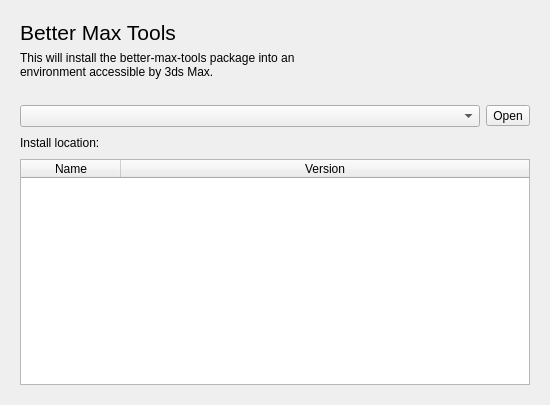
thomascswalker/maxp-installer, file installer.ui: the form before one commit.
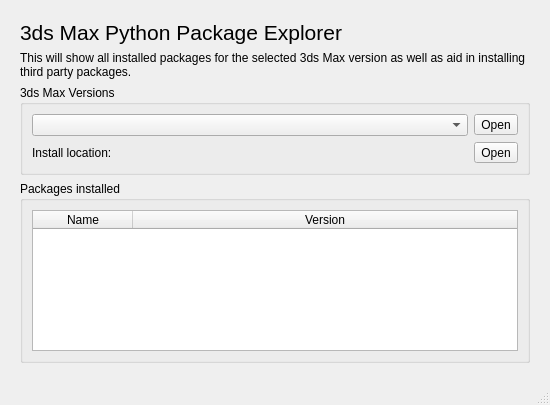
The form after the commit.

```diff
--- a/installer.ui
+++ b/installer.ui
@@ -61,7 +61,7 @@
            </sizepolicy>
           </property>
           <property name="text">
-           <string>&lt;html&gt;&lt;head/&gt;&lt;body&gt;&lt;p&gt;&lt;span style=&quot; font-size:16pt;&quot;&gt;Better Max Tools&lt;/span&gt;&lt;/p&gt;&lt;/body&gt;&lt;/html&gt;</string>
+           <string>&lt;html&gt;&lt;head/&gt;&lt;body&gt;&lt;p&gt;&lt;span style=&quot; font-size:16pt;&quot;&gt;3ds Max Python Package Explorer&lt;/span&gt;&lt;/p&gt;&lt;/body&gt;&lt;/html&gt;</string>
           </property>
           <property name="textFormat">
            <enum>Qt::RichText</enum>
@@ -74,7 +74,7 @@
         <item>
          <widget class="QLabel" name="label_3">
           <property name="text">
-           <string>This will install the better-max-tools package into an environment accessible by 3ds Max.</string>
+           <string>&lt;html&gt;&lt;head/&gt;&lt;body&gt;&lt;p&gt;This will show all installed packages for the selected 3ds Max version as well as aid in installing third party packages.&lt;/p&gt;&lt;/body&gt;&lt;/html&gt;</string>
           </property>
           <property name="wordWrap">
            <bool>true</bool>
@@ -83,57 +83,18 @@
         </item>
        </layout>
       </item>
-      <item>
-       <spacer name="horizontalSpacer_2">
-        <property name="orientation">
-         <enum>Qt::Horizontal</enum>
-        </property>
-        <property name="sizeHint" stdset="0">
-         <size>
-          <width>40</width>
-          <height>20</height>
-         </size>
-        </property>
-       </spacer>
-      </item>
      </layout>
     </item>
-    <item row="3" column="0">
-     <widget class="QTableWidget" name="packages">
-      <property name="columnCount">
-       <number>2</number>
-      </property>
-      <attribute name="horizontalHeaderDefaultSectionSize">
-       <number>100</number>
-      </attribute>
-      <attribute name="horizontalHeaderStretchLastSection">
-       <bool>true</bool>
-      </attribute>
-      <attribute name="verticalHeaderVisible">
-       <bool>false</bool>
-      </attribute>
-      <attribute name="verticalHeaderHighlightSections">
-       <bool>false</bool>
-      </attribute>
-      <attribute name="verticalHeaderMinimumSectionSize">
-       <number>20</number>
-      </attribute>
-      <column>
-       <property name="text">
-        <string>Name</string>
-       </property>
-      </column>
-      <column>
-       <property name="text">
-        <string>Version</string>
-       </property>
-      </column>
-     </widget>
-    </item>
     <item row="1" column="0">
+     <widget class="QGroupBox" name="groupBox">
+      <property name="title">
+       <string>3ds Max Versions</string>
+      </property>
+      <layout class="QVBoxLayout" name="verticalLayout_2">
+       <item>
      <layout class="QHBoxLayout" name="horizontalLayout">
       <property name="topMargin">
-       <number>20</number>
+          <number>0</number>
       </property>
       <item>
        <widget class="QComboBox" name="maxVersionList"/>
@@ -147,7 +108,7 @@
       </item>
      </layout>
     </item>
-    <item row="2" column="0">
+       <item>
      <layout class="QHBoxLayout" name="horizontalLayout_4">
       <item>
        <widget class="QLabel" name="label_2">
@@ -185,10 +146,71 @@
         </property>
        </spacer>
       </item>
+         <item>
+          <widget class="QToolButton" name="pythonPackagesExplore">
+           <property name="text">
+            <string>Open</string>
+           </property>
+          </widget>
+         </item>
      </layout>
     </item>
    </layout>
   </widget>
+    </item>
+    <item row="2" column="0">
+     <widget class="QGroupBox" name="groupBox_2">
+      <property name="title">
+       <string>Packages installed</string>
+      </property>
+      <layout class="QVBoxLayout" name="verticalLayout_3">
+       <item>
+        <widget class="QTableWidget" name="packages">
+         <property name="alternatingRowColors">
+          <bool>false</bool>
+         </property>
+         <property name="selectionMode">
+          <enum>QAbstractItemView::SingleSelection</enum>
+         </property>
+         <property name="selectionBehavior">
+          <enum>QAbstractItemView::SelectRows</enum>
+         </property>
+         <property name="columnCount">
+          <number>2</number>
+         </property>
+         <attribute name="horizontalHeaderDefaultSectionSize">
+          <number>100</number>
+         </attribute>
+         <attribute name="horizontalHeaderStretchLastSection">
+          <bool>true</bool>
+         </attribute>
+         <attribute name="verticalHeaderVisible">
+          <bool>false</bool>
+         </attribute>
+         <attribute name="verticalHeaderHighlightSections">
+          <bool>false</bool>
+         </attribute>
+         <attribute name="verticalHeaderMinimumSectionSize">
+          <number>20</number>
+         </attribute>
+         <column>
+          <property name="text">
+           <string>Name</string>
+          </property>
+         </column>
+         <column>
+          <property name="text">
+           <string>Version</string>
+          </property>
+         </column>
+        </widget>
+       </item>
+      </layout>
+     </widget>
+    </item>
+   </layout>
+  </widget>
+  <widget class="QStatusBar" name="statusBar"/>
  </widget>
  <resources/>
  <connections/>
```
Left out of the diff: 3 changed lines with no effect on the pictures. Lines whose indentation alone changed are shown as unchanged.
